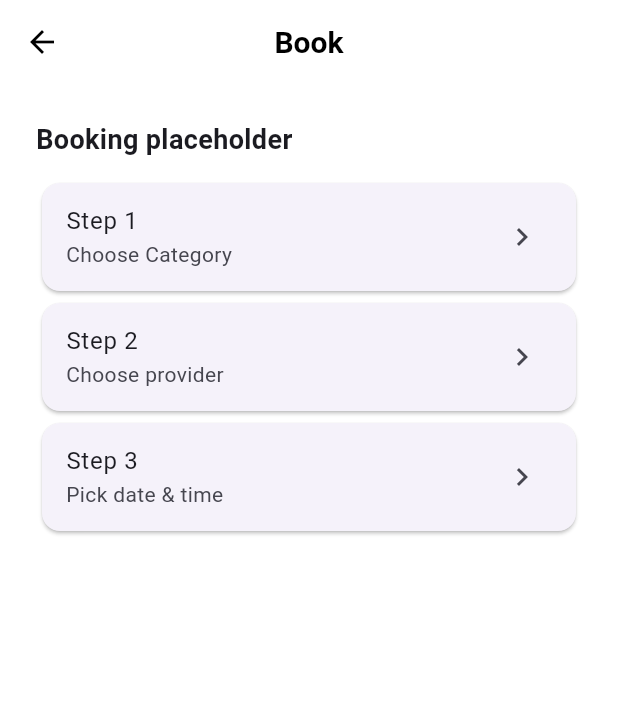
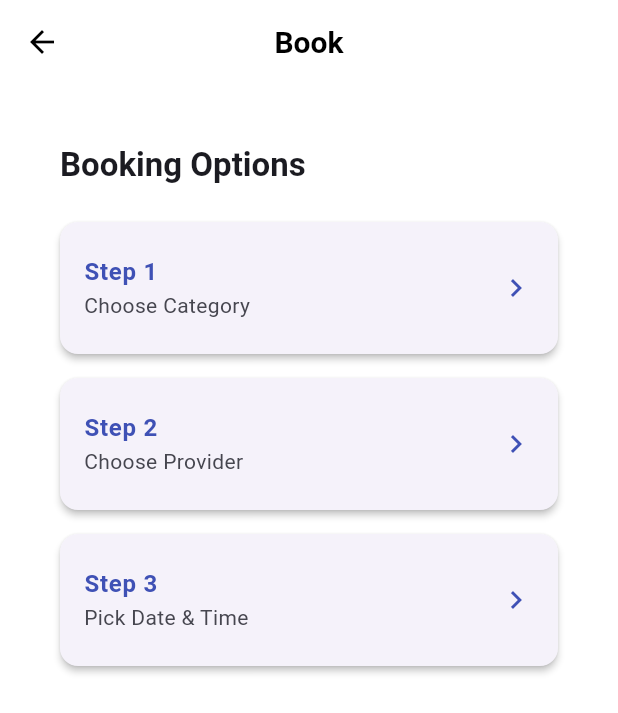
Before and after one commit to Damianzoub/Appointly, a Flutter app: the BookPage screen opened directly, on a phone screen of 412 x 824 dp. Shown: the top 713 px of the screen. Run offline on Flutter 3.47's test engine with Material 3 defaults, Android fonts, the light colour scheme and no system bars; our stand-ins replace cloud_firestore, firebase_core, shared_preferences, supabase_flutter; accounts and stored records are empty.

Commit message:
Υλοποιηση της αλλαγης γλωσσας σε ολες τις σελιδες τις εφαρμογης

```diff
--- a/appointly/lib/app/book_page.dart
+++ b/appointly/lib/app/book_page.dart
@@ -1,5 +1,7 @@
 import 'package:appointly/app.dart';
 import 'package:flutter/material.dart';
+// Βεβαιώσου ότι το path για το localization είναι σωστό
+import 'package:appointly/l10n/app_localizations.dart';
 
 class _CardLine extends StatelessWidget {
   final String title;
@@ -10,10 +12,23 @@ class _CardLine extends StatelessWidget {
   @override
   Widget build(BuildContext context) {
     return Card(
+      margin: const EdgeInsets.symmetric(vertical: 8),
+      elevation: 2,
+      shape: RoundedRectangleBorder(borderRadius: BorderRadius.circular(12)),
       child: ListTile(
-        title: Text(title),
+        contentPadding: const EdgeInsets.symmetric(horizontal: 16, vertical: 8),
+        title: Text(
+          title,
+          style: const TextStyle(
+            fontWeight: FontWeight.bold,
+            color: Colors.indigo,
+          ),
+        ),
         subtitle: Text(subtitle),
-        trailing: const Icon(Icons.chevron_right),
+        trailing: const Icon(Icons.chevron_right, color: Colors.indigo),
+        onTap: () {
+          // Εδώ θα μπει η λογική για το κάθε βήμα
+        },
       ),
     );
   }
@@ -24,18 +39,26 @@ class BookPage extends StatelessWidget {
 
   @override
   Widget build(BuildContext context) {
+    // Λήψη των μεταφράσεων
+    final t = AppLocalizations.of(context)!;
+
     return AppScaffold(
-      title: "Book",
+      title: t.bookTitle, // "Κράτηση" από το .arb
       child: ListView(
-        children: const [
+        padding: const EdgeInsets.all(16),
+        children: [
           Text(
-            "Booking placeholder",
-            style: TextStyle(fontSize: 18, fontWeight: FontWeight.w600),
+            t.bookPlaceholder,
+            style: Theme.of(
+              context,
+            ).textTheme.titleLarge?.copyWith(fontWeight: FontWeight.bold),
           ),
-          SizedBox(height: 12),
-          _CardLine(title: "Step 1", subtitle: "Choose Category"),
-          _CardLine(title: "Step 2", subtitle: "Choose provider"),
-          _CardLine(title: "Step 3", subtitle: "Pick date & time"),
+          const SizedBox(height: 16),
+
+          // Χρήση των νέων κλειδιών για τις κάρτες
+          _CardLine(title: t.step1Title, subtitle: t.step1Subtitle),
+          _CardLine(title: t.step2Title, subtitle: t.step2Subtitle),
+          _CardLine(title: t.step3Title, subtitle: t.step3Subtitle),
         ],
       ),
     );
--- a/appointly/lib/l10n/app_localizations.dart
+++ b/appointly/lib/l10n/app_localizations.dart
@@ -220,6 +220,48 @@ abstract class AppLocalizations {
   /// In en, this message translates to:
   /// **'Profile updated'**
   String get profileUpdated;
+
+  /// No description provided for @bookPlaceholder.
+  ///
+  /// In en, this message translates to:
+  /// **'Booking Options'**
+  String get bookPlaceholder;
+
+  /// No description provided for @step1Title.
+  ///
+  /// In en, this message translates to:
+  /// **'Step 1'**
+  String get step1Title;
+
+  /// No description provided for @step1Subtitle.
+  ///
+  /// In en, this message translates to:
+  /// **'Choose Category'**
+  String get step1Subtitle;
+
+  /// No description provided for @step2Title.
+  ///
+  /// In en, this message translates to:
+  /// **'Step 2'**
+  String get step2Title;
+
+  /// No description provided for @step2Subtitle.
+  ///
+  /// In en, this message translates to:
+  /// **'Choose Provider'**
+  String get step2Subtitle;
+
+  /// No description provided for @step3Title.
+  ///
+  /// In en, this message translates to:
+  /// **'Step 3'**
+  String get step3Title;
+
+  /// No description provided for @step3Subtitle.
+  ///
+  /// In en, this message translates to:
+  /// **'Pick Date & Time'**
+  String get step3Subtitle;
 }
 
 class _AppLocalizationsDelegate extends LocalizationsDelegate<AppLocalizations> {
--- a/appointly/pubspec.yaml
+++ b/appointly/pubspec.yaml
@@ -32,6 +32,7 @@ dependencies:
     sdk: flutter
   provider: ^6.1.5+1
   supabase_flutter: ^2.12.0
+
 
   flutter_localizations:
     sdk: flutter
```
Also changed, not shown: appointly/lib/app/home_page.dart (+19 -14 lines), appointly/lib/app/profile_page.dart (deleted, +0 -153 lines), appointly/lib/features/profile/ui/profile_page.dart (+8 -11 lines), appointly/lib/l10n/app_de.arb (+10 -1 lines), appointly/lib/l10n/app_el.arb (+10 -1 lines), appointly/lib/l10n/app_en.arb (+9 -1 lines), appointly/lib/l10n/app_es.arb (+10 -1 lines), appointly/lib/l10n/app_fr.arb (+9 -1 lines), appointly/lib/l10n/app_localizations_de.dart (+21 -0 lines), appointly/lib/l10n/app_localizations_el.dart (+21 -0 lines), appointly/lib/l10n/app_localizations_en.dart (+21 -0 lines), appointly/lib/l10n/app_localizations_es.dart (+21 -0 lines), appointly/lib/l10n/app_localizations_fr.dart (+21 -0 lines).
